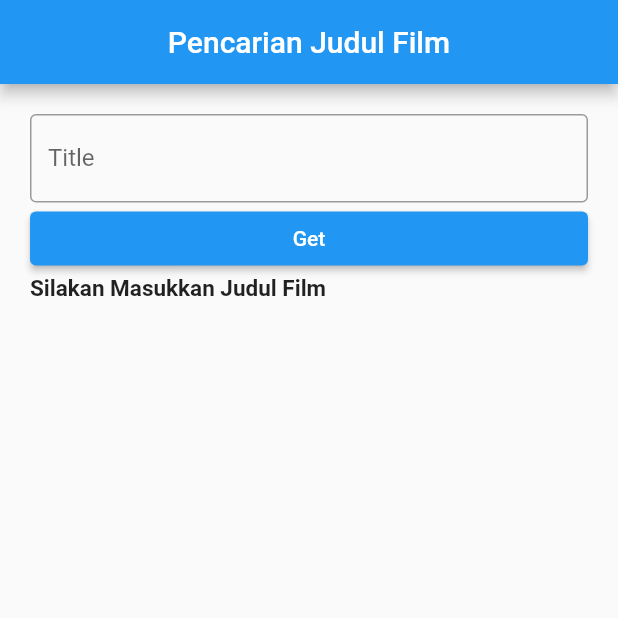
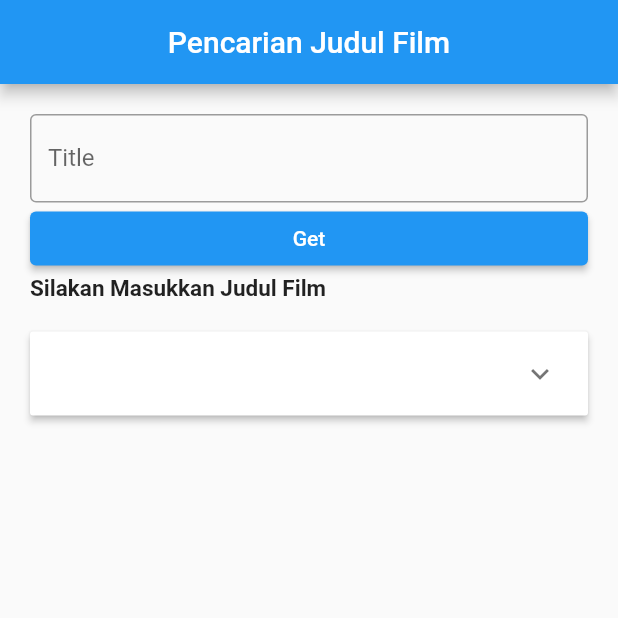
Before and after one commit to Tenshi-X/PelatihanITC_Rest_Api_Sederhana, a Flutter app: the screen it shows after launch, after a tap on "Get", on a phone screen of 412 x 824 dp, the top half of it. Run offline on Flutter 3.47's test engine with Material 2 defaults, Android fonts, the phone set to English and light mode, and no system bars; network calls fail; Roboto replaces fonts that are missing (Poppins).

Commit message:
Memperbaiki Tampilan

```diff
--- a/lib/Homepage.dart
+++ b/lib/Homepage.dart
@@ -11,8 +11,10 @@ class Homepage extends StatefulWidget {
 }
 
 class _HomepageState extends State<Homepage> {
-  String? body = '', hasil = '', hasilLain = '';
+  dynamic poster;
+  String? body = '', hasil = '';
   String? info;
+  bool found = false;
   TextEditingController titleController = TextEditingController();
 
   @override
@@ -45,11 +47,11 @@ class _HomepageState extends State<Homepage> {
                         '${titleController.text}'));
                 var data = json.decode(response.body) as Map<dynamic, dynamic>;
                 if (response.statusCode == 200 && data['Response'] == 'True') {
+                  found = true;
                   info = 'Pencarian berhasil';
                   setState(() {
                     body = data['Search'][0]['Title'];
-                    hasilLain = data['Search'][1]['Title'];
-                    hasil = 'Hasil Teratas\t: ${body!}\nHasil Lainnya\t: $hasilLain';
+                    hasil = 'Year : ${data['Search'][0]['Year']}';
                   });
                 } else {
                   info = 'Pencarian gagal';
@@ -71,7 +73,31 @@ class _HomepageState extends State<Homepage> {
             SizedBox(
               height: 20,
             ),
-            Text(hasil!),
+            ExpansionPanelList(
+              expansionCallback: (int index, bool isExpanded) {
+                setState(() {
+                  if (isExpanded == false) {
+                    isExpanded = true;
+                  }
+                  else {
+                    isExpanded = false;
+                  }
+                });
+              },
+              children: [
+                ExpansionPanel(
+                  canTapOnHeader: true,
+                  headerBuilder: (BuildContext context, bool isExpanded) {
+                    return ListTile(
+                      title: Text(body!),
+                    );
+                  },
+                  body: ListTile(
+                    title: Text(hasil!),
+                  ),
+                ),
+              ],
+            ),
           ],
         ));
   }
```
